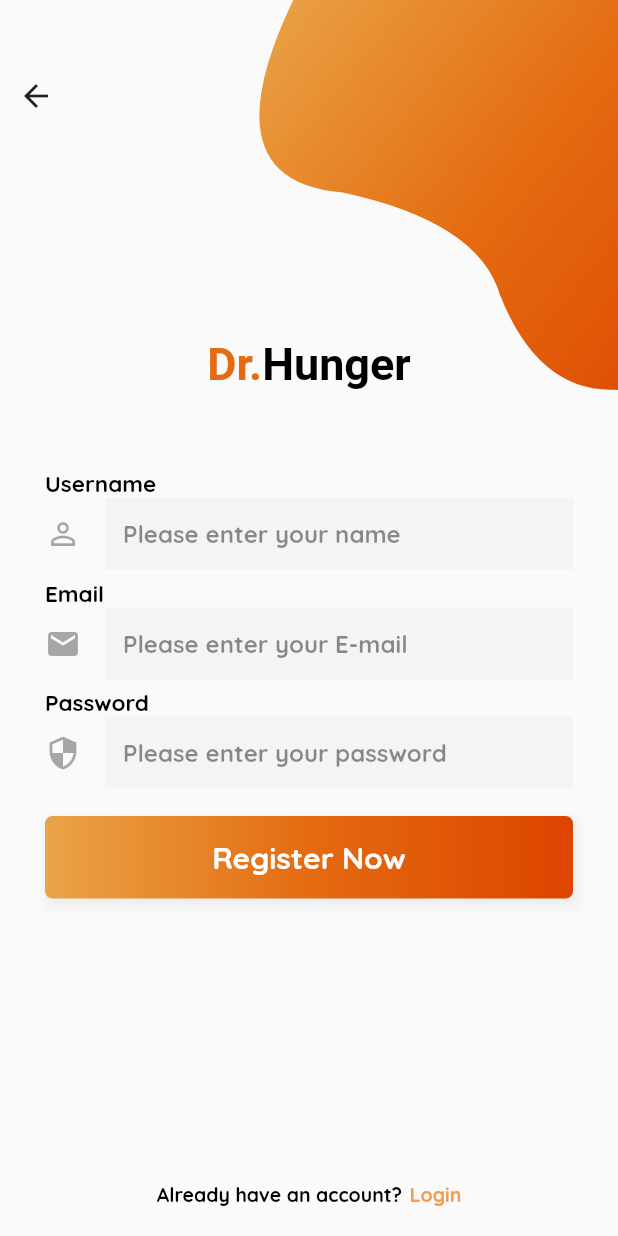
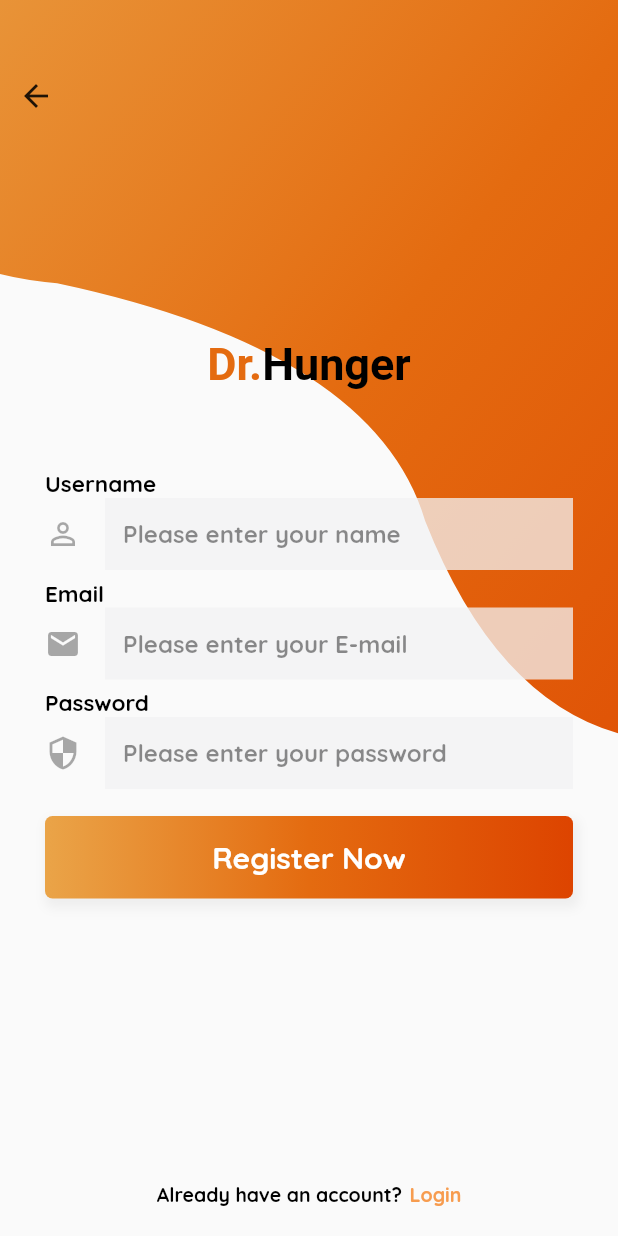
Before and after one commit to mohammedali9810/Dr.Hunger-Flutter, a Flutter app: the screen it shows after launch, after a tap on "Register Now", on a phone screen of 412 x 824 dp. Run offline on Flutter 3.47's test engine with Material 2 defaults, Android fonts, the phone set to English and light mode, and no system bars; our stand-ins replace auto_animated, firebase_auth, font_awesome_flutter, google_fonts, gradient_app_bar, pie_chart and 1 more; accounts and stored records are empty.

```diff
--- a/lib/main.dart
+++ b/lib/main.dart
@@ -2,10 +2,7 @@ import 'package:flutter/material.dart';
 import 'package:google_fonts/google_fonts.dart';
 import 'package:provider/provider.dart';
 
-import 'providers/auth.dart';
 import 'providers/meals_provider.dart';
-import 'screens/bmi_screens/input_page.dart';
-import 'screens/login_page.dart';
 import 'screens/splash_screen.dart';
 
 void main() => runApp(MyApp());
@@ -16,11 +13,9 @@ class MyApp extends StatelessWidget {
     final textTheme = Theme.of(context).textTheme;
     return MultiProvider(
       providers: [
-        ChangeNotifierProvider.value(value: Auth()),
         ChangeNotifierProvider.value(value: Meals()),
       ],
-      child: Consumer<Auth>(
-        builder: (context, auth, _) => MaterialApp(
+      child: MaterialApp(
         debugShowCheckedModeBanner: false,
         title: 'Flutter ',
         theme: ThemeData(
@@ -38,27 +33,7 @@ class MyApp extends StatelessWidget {
             ),
           ),
         ),
-          home: Container(
-            decoration: BoxDecoration(
-              gradient: LinearGradient(
-                colors: [
-                  Color(0xffeaa448),
-                  Color(0xffe46b10),
-                  Color(0xffdd4400),
-                ],
-              ),
-            ),
-            child: auth.isAuth
-                ? InputPage()
-                : FutureBuilder(
-                    future: auth.tryAutoLogIn(),
-                    builder: (context, snapshot) =>
-                        snapshot.connectionState == ConnectionState.waiting
-                            ? SplashScreen()
-                            : LoginPage(),
-                  ),
-          ),
-        ),
+        home: SplashScreen(),
       ),
     );
   }
--- a/lib/providers/auth.dart
+++ /dev/null
@@ -1,112 +0,0 @@
-import 'dart:async';
-import 'dart:convert';
-
-import 'package:flutter/cupertino.dart';
-import 'package:http/http.dart' as http;
-import 'package:shared_preferences/shared_preferences.dart';
-
-import '../models/http_exception.dart';
-
-class Auth with ChangeNotifier {
-  String _token;
-  String _userId;
-  DateTime _expiryTime;
-  Timer _authTimer;
-
-  bool get isAuth => token != null;
-  String get userId => _userId;
-
-  String get token {
-    if (_expiryTime != null &&
-        _expiryTime.isAfter(DateTime.now()) &&
-        _token != null) {
-      return _token;
-    }
-    return null;
-  }
-
-  Future<void> authenticate(
-      String email, String password, String urlSegment) async {
-    //todo: urlSegment: sign up or log in ??.
-    //todo: key = '' , from fireBase project in settings.
-    final url =
-        'https://identitytoolkit.googleapis.com/v1/accounts:$urlSegment?key=AIzaSyCMerisaFKA5_6D5_QHDWoyvzgpUczOn18';
-    try {
-      final response = await http.post(url,
-          body: json.encode({
-            'email': email,
-            'password': password,
-            'returnSecureToken': true,
-          }));
-
-      final responseData = json.decode(response.body);
-      if (responseData['error'] != null) {
-        throw HttpException(responseData['error']['message']);
-      }
-      _token = responseData['idToken'];
-      _userId = responseData['localId'];
-      _expiryTime = DateTime.now()
-          .add(Duration(seconds: int.parse(responseData['expiresIn'])));
-      autoLogOut();
-      notifyListeners();
-
-      final prefs = await SharedPreferences.getInstance();
-      final userData = json.encode({
-        'token': _token,
-        'expiryDate': _expiryTime.toIso8601String(),
-        'userId': _userId,
-      });
-      prefs.setString('userData', userData);
-    } catch (error) {
-      throw error;
-    }
-  }
-
-  Future<bool> tryAutoLogIn() async {
-    final prefs = await SharedPreferences.getInstance();
-    if (!prefs.containsKey('userData')) {
-      return false;
-    }
-    final extractedData =
-        json.decode(prefs.getString('userData')) as Map<String, Object>;
-    var expiryDate = DateTime.parse(extractedData['expiryDate']);
-    if (expiryDate.isBefore(DateTime.now())) {
-      return false;
-    }
-    _token = extractedData['token'];
-    _userId = extractedData['userId'];
-    _expiryTime = expiryDate;
-    notifyListeners();
-    autoLogOut();
-    return true;
-  }
-
-  Future<void> signup(String email, String password, String userName) async {
-    return authenticate(email, password, 'signUp');
-  }
-
-  Future<void> signin(String email, String password) async {
-    return authenticate(email, password, 'signInWithPassword');
-  }
-
-  Future<void> logOut() async {
-    _token = null;
-    _userId = null;
-    _expiryTime = null;
-    if (_authTimer != null) {
-      _authTimer.cancel();
-      _authTimer = null;
-    }
-    notifyListeners();
-    final prefs = await SharedPreferences.getInstance();
-    prefs.clear();
-  }
-
-  void autoLogOut() {
-    if (_authTimer != null) {
-      _authTimer.cancel();
-    }
-    final timeToExpiry = _expiryTime.difference(DateTime.now()).inSeconds;
-    _authTimer = Timer(Duration(seconds: timeToExpiry), logOut);
-  }
-}
--- /dev/null
+++ b/lib/services/auth.dart
@@ -0,0 +1,15 @@
+import 'package:firebase_auth/firebase_auth.dart';
+
+class FireAuth {
+  final _auth = FirebaseAuth.instance;
+
+  Future<AuthResult> signUp (String email , String password) async{
+    var result = await _auth.createUserWithEmailAndPassword(email: email, password: password);
+    return result;
+  }
+
+  Future<AuthResult> logIn (String email , String password) async{
+    var result = await _auth.signInWithEmailAndPassword(email: email, password: password);
+    return result;
+  }
+}
--- a/lib/widgets/login_components.dart
+++ b/lib/widgets/login_components.dart
@@ -1,8 +1,6 @@
+import 'package:DrHunger/services/auth.dart';
 import 'package:flutter/material.dart';
 import 'package:google_fonts/google_fonts.dart';
-import 'package:provider/provider.dart';
-
-import '../providers/auth.dart';
 import '../screens/bmi_screens/input_page.dart';
 
 String email;
@@ -74,14 +72,13 @@ Widget entryField(
 
 Widget submitButton(BuildContext context, bool isLogin) {
   Future<void> saveLogData() async {
-    final auth = Provider.of<Auth>(
-      context,
-      listen: false,
-    );
+
+    FireAuth  auth = FireAuth();
+
     if (isLogin)
-      await auth.signin(email, password);
+      await auth.logIn(email, password);
     else
-      await auth.signup(email, password, name);
+      await auth.signUp(email, password);
   }
 
   return InkWell(
--- a/pubspec.yaml
+++ b/pubspec.yaml
@@ -33,6 +33,8 @@ dependencies:
   auto_animated: ^2.1.0
   gradient_app_bar: ^0.1.3
   pie_chart: ^3.1.1
+  firebase_auth: ^0.16.1
+  cloud_firestore: ^0.13.6
 
 dev_dependencies:
   flutter_test:
```
Also changed, not shown: pubspec.lock, 1 other file. Lines whose indentation alone changed are shown as unchanged.
